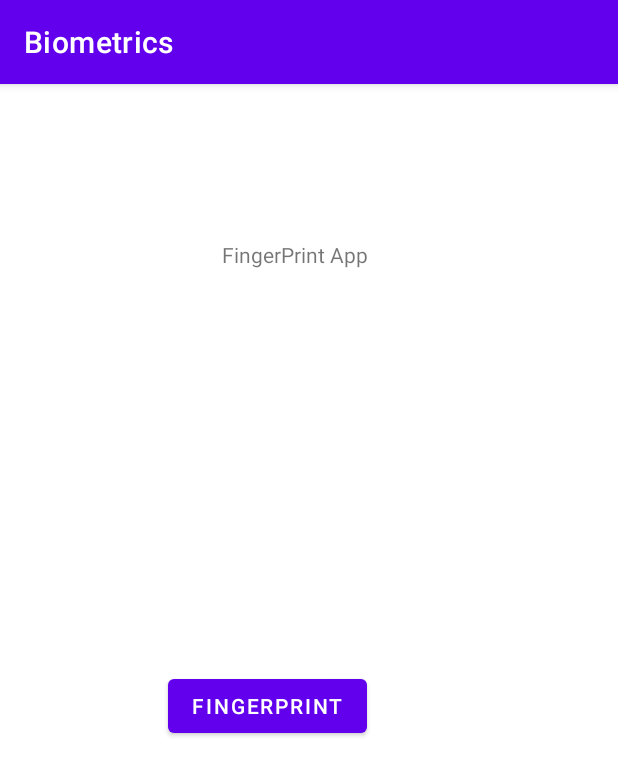
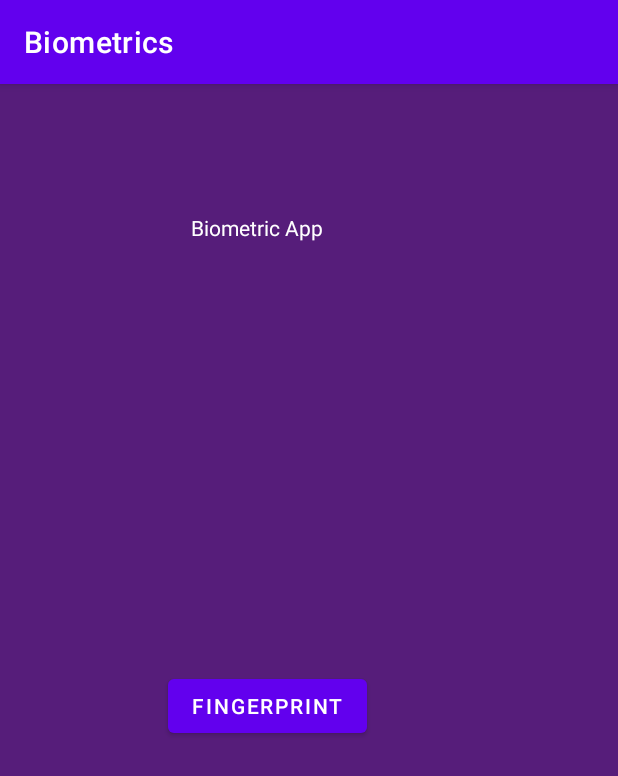
Before and after one commit to NoamZec/Biometrics1, an Android app: the screen it shows after launch (MainActivity), on a phone screen of 412 x 824 dp. Shown: the top 776 px of the screen. Run offline under Robolectric (Android 15) with nearby library versions, the phone set to English and light mode, and no system bars.

```diff
--- a/app/src/main/res/layout/activity_main.xml
+++ b/app/src/main/res/layout/activity_main.xml
@@ -5,19 +5,21 @@
     android:layout_width="match_parent"
     android:layout_height="match_parent"
     android:visibility="visible"
+    android:background="#561D7A"
     tools:context=".MainActivity">
 
     <TextView
-        android:layout_width="wrap_content"
-        android:layout_height="wrap_content"
+        android:layout_width="206dp"
+        android:layout_height="46dp"
         android:layout_marginEnd="8dp"
-        android:text="FingerPrint App"
+        android:textColor="#ffff"
+        android:text="Biometric App"
         app:layout_constraintBottom_toBottomOf="parent"
         app:layout_constraintEnd_toEndOf="parent"
-        app:layout_constraintHorizontal_bias="0.482"
+        app:layout_constraintHorizontal_bias="0.644"
         app:layout_constraintStart_toStartOf="parent"
         app:layout_constraintTop_toTopOf="parent"
-        app:layout_constraintVertical_bias="0.139" />
+        app:layout_constraintVertical_bias="0.119" />
 
     <Button
         android:id="@+id/fingerPrint"
```
Also changed, not shown: app/src/main/AndroidManifest.xml (+9 -1 lines), app/src/main/java/com/example/biometrics/MainActivity.java (+7 -7 lines), app/src/main/java/com/example/biometrics/MainActivity2.java (added, +40 -0 lines), app/src/main/res/layout/activity_main2.xml (added, +32 -0 lines).
